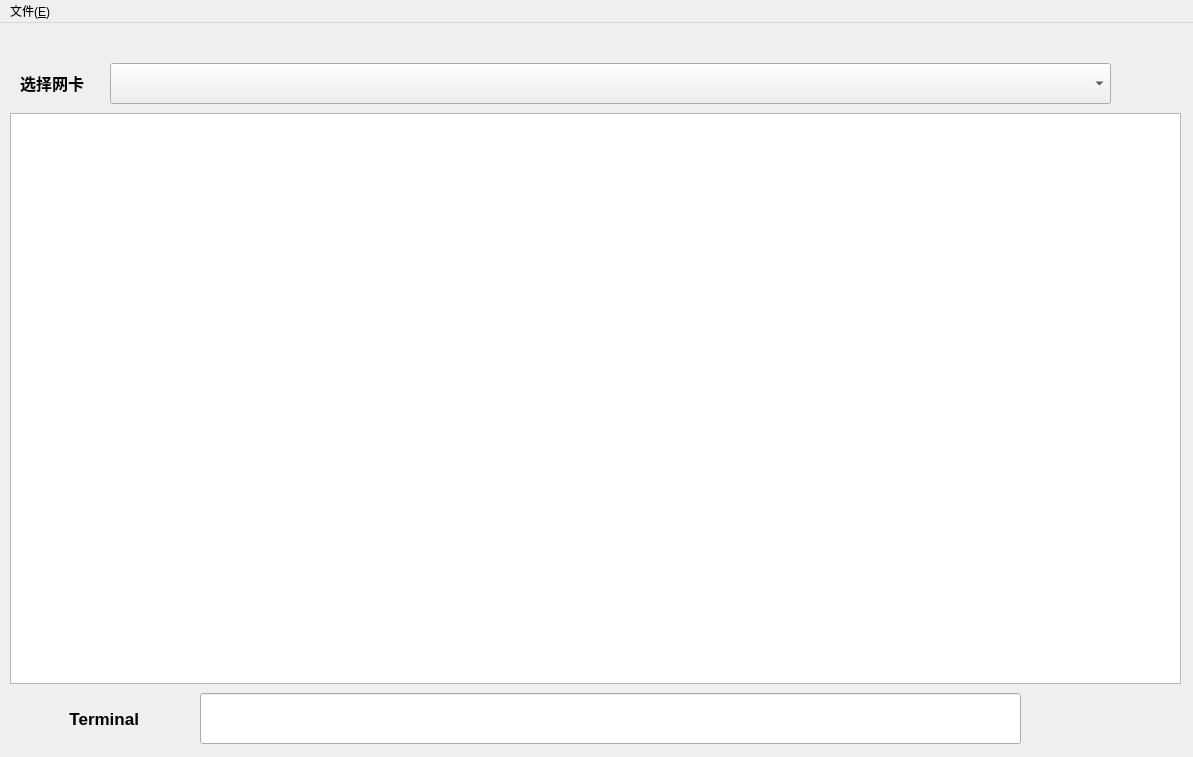
This is mainwindow.ui in JidongLi-hub/Internet-Package-Sender as Qt 5 draws it before an edit. The edited form follows.
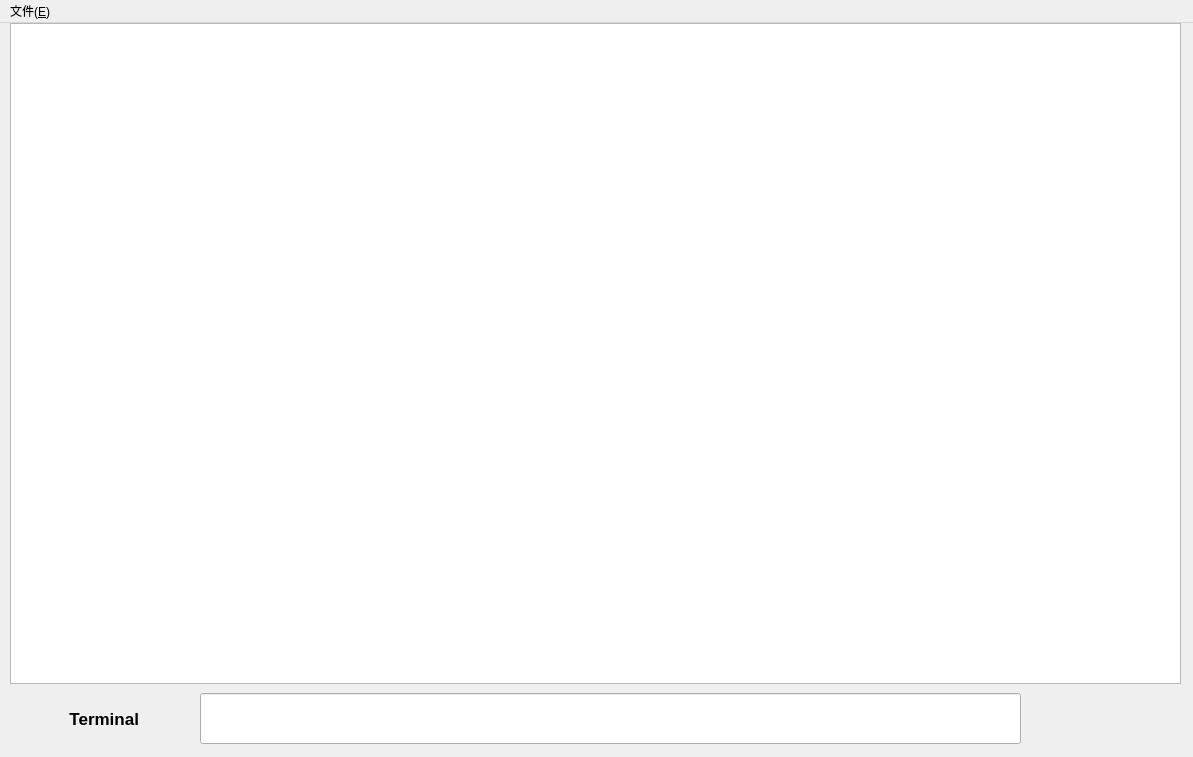
This is the edited form.

Patch:
```diff
--- a/mainwindow.ui
+++ b/mainwindow.ui
@@ -446,7 +446,7 @@
    <widget class="QRadioButton" name="udp">
     <property name="geometry">
      <rect>
-      <x>370</x>
+      <x>440</x>
       <y>100</y>
       <width>121</width>
       <height>61</height>
@@ -472,7 +472,7 @@
    <widget class="QRadioButton" name="icmp">
     <property name="geometry">
      <rect>
-      <x>540</x>
+      <x>680</x>
       <y>100</y>
       <width>121</width>
       <height>61</height>
@@ -524,7 +524,7 @@
    <widget class="QRadioButton" name="arp">
     <property name="geometry">
      <rect>
-      <x>960</x>
+      <x>950</x>
       <y>100</y>
       <width>121</width>
       <height>61</height>
@@ -671,9 +671,9 @@
     <property name="geometry">
      <rect>
       <x>10</x>
-      <y>90</y>
+      <y>0</y>
       <width>1171</width>
-      <height>571</height>
+      <height>661</height>
      </rect>
     </property>
    </widget>
```
Left out of the diff: 26 changed lines with no effect on the pictures.
